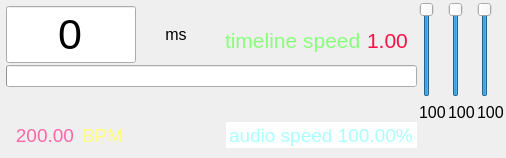
The window that src/ui/controllers/timecontroller.ui (xiangCaO233/MusicMapMaker) describes before a commit, drawn with Qt 5.
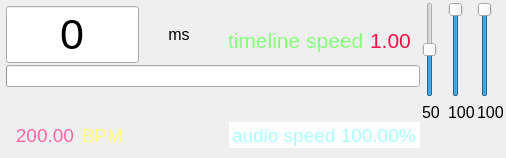
The same window after the commit. Icons and pictures are not drawn.

What changed in the file:
```diff
--- a/src/ui/controllers/timecontroller.ui
+++ b/src/ui/controllers/timecontroller.ui
@@ -722,7 +722,7 @@
             <bool>false</bool>
            </property>
            <property name="alignment">
-            <set>Qt::AlignmentFlag::AlignCenter</set>
+            <set>Qt::AlignmentFlag::AlignRight|Qt::AlignmentFlag::AlignTrailing|Qt::AlignmentFlag::AlignVCenter</set>
            </property>
            <property name="buttonSymbols">
             <enum>QAbstractSpinBox::ButtonSymbols::NoButtons</enum>
@@ -793,10 +793,10 @@
          <number>5</number>
         </property>
         <property name="pageStep">
-         <number>25</number>
+         <number>10</number>
         </property>
         <property name="value">
-         <number>100</number>
+         <number>50</number>
         </property>
         <property name="orientation">
          <enum>Qt::Orientation::Vertical</enum>
@@ -811,7 +811,7 @@
          </font>
         </property>
         <property name="text">
-         <string notr="true">100</string>
+         <string notr="true">50</string>
         </property>
        </widget>
       </item>
```
Left out of the diff: 10 changed lines with no effect on the pictures.
